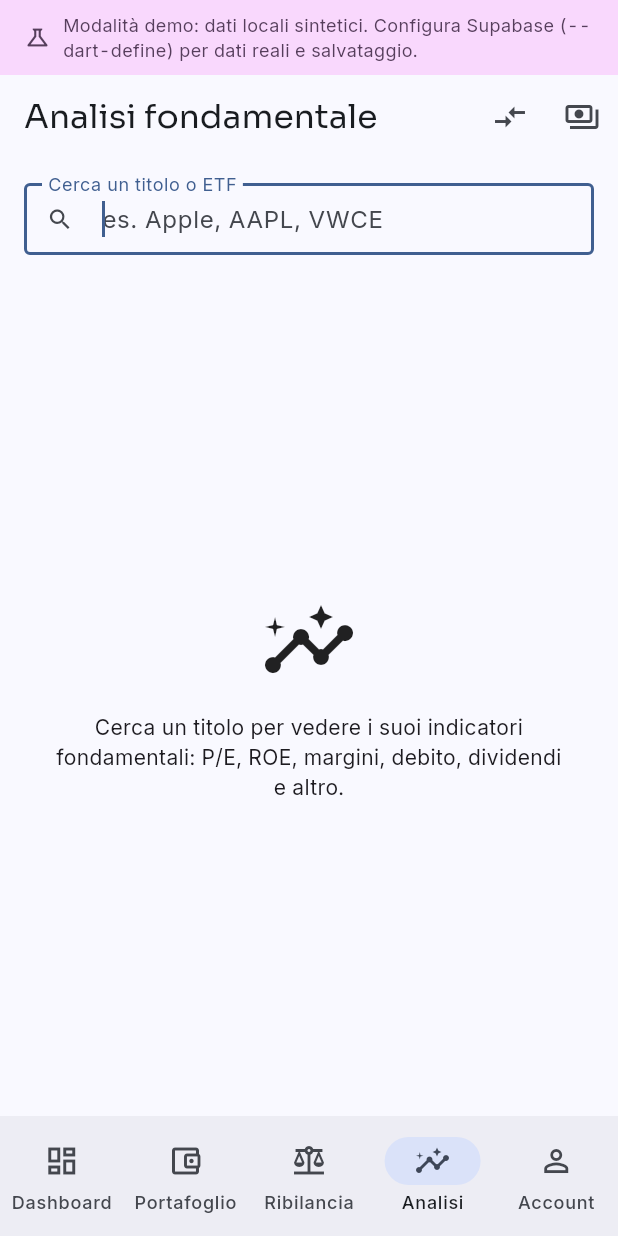
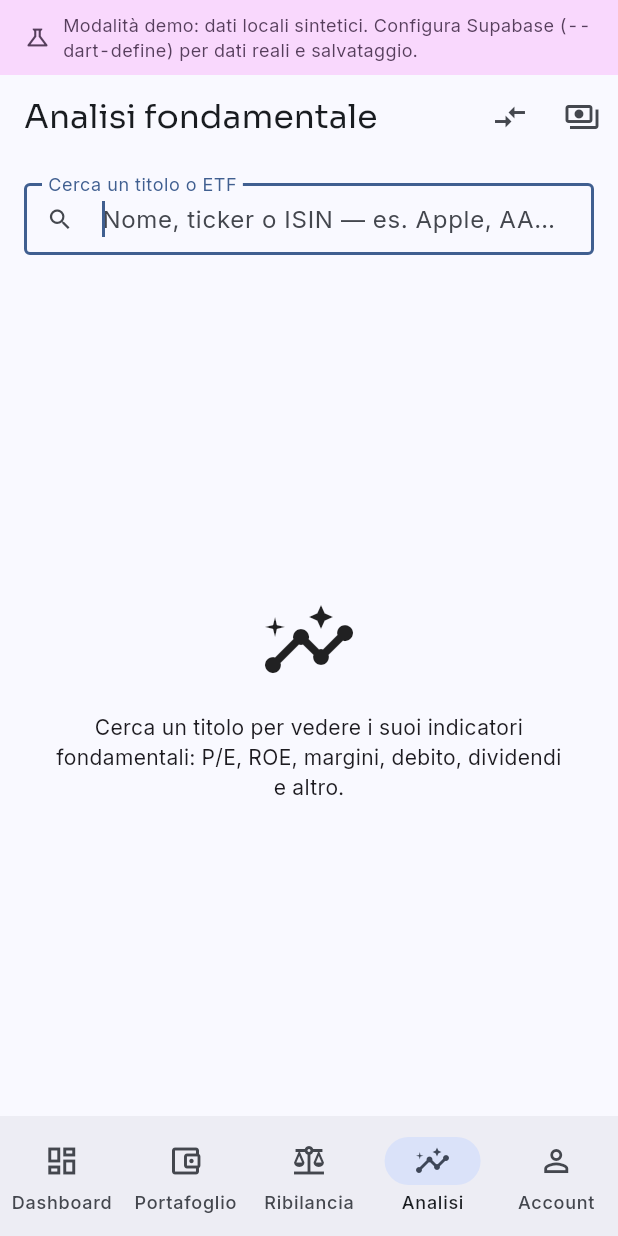
Before and after one commit to giaco-mix/wally, a Flutter app: the AnalysisScreen screen opened by its route, on a phone screen of 412 x 824 dp. Run offline on Flutter 3.47's test engine with Material 3 defaults, Android fonts, the phone set to English and light mode, and no system bars; our stand-ins replace csv, file_picker, fl_chart, flutter_riverpod, go_router, google_fonts and 1 more; missing offline and left inert: dart:js_interop; accounts and stored records are empty.

Commit message:
feat(search): la ricerca accetta anche l'ISIN (hint aggiornati)
Yahoo risolve gia' gli ISIN; ora i campi di ricerca lo comunicano (analisi,
form posizione, form transazione). Nessun servizio esterno aggiunto.

Co-Authored-By: Claude Opus 4.8 <noreply@anthropic.com>

```diff
--- a/lib/features/analysis/presentation/analysis_screen.dart
+++ b/lib/features/analysis/presentation/analysis_screen.dart
@@ -43,7 +43,7 @@ class _AnalysisScreenState extends ConsumerState<AnalysisScreen> {
               textCapitalization: TextCapitalization.characters,
               decoration: const InputDecoration(
                 labelText: 'Cerca un titolo o ETF',
-                hintText: 'es. Apple, AAPL, VWCE',
+                hintText: 'Nome, ticker o ISIN — es. Apple, AAPL, VWCE.DE',
                 prefixIcon: Icon(Icons.search),
               ),
               onChanged: (v) => setState(() => _query = v),
--- a/lib/features/portfolio/presentation/holding_form.dart
+++ b/lib/features/portfolio/presentation/holding_form.dart
@@ -317,7 +317,7 @@ class _SymbolField extends ConsumerWidget {
           textCapitalization: TextCapitalization.characters,
           decoration: const InputDecoration(
             labelText: 'Simbolo / Ticker',
-            hintText: 'es. AAPL',
+            hintText: 'Ticker o ISIN — es. AAPL',
             prefixIcon: Icon(Icons.search),
           ),
           onChanged: (v) => controller.text = v,
--- a/lib/features/transactions/presentation/transactions_screen.dart
+++ b/lib/features/transactions/presentation/transactions_screen.dart
@@ -397,7 +397,7 @@ class _SymbolField extends ConsumerWidget {
           textCapitalization: TextCapitalization.characters,
           decoration: const InputDecoration(
             labelText: 'Simbolo / Ticker',
-            hintText: 'es. VWCE.DE',
+            hintText: 'Ticker o ISIN — es. VWCE.DE',
             prefixIcon: Icon(Icons.search),
           ),
           onChanged: (v) => controller.text = v,
```
